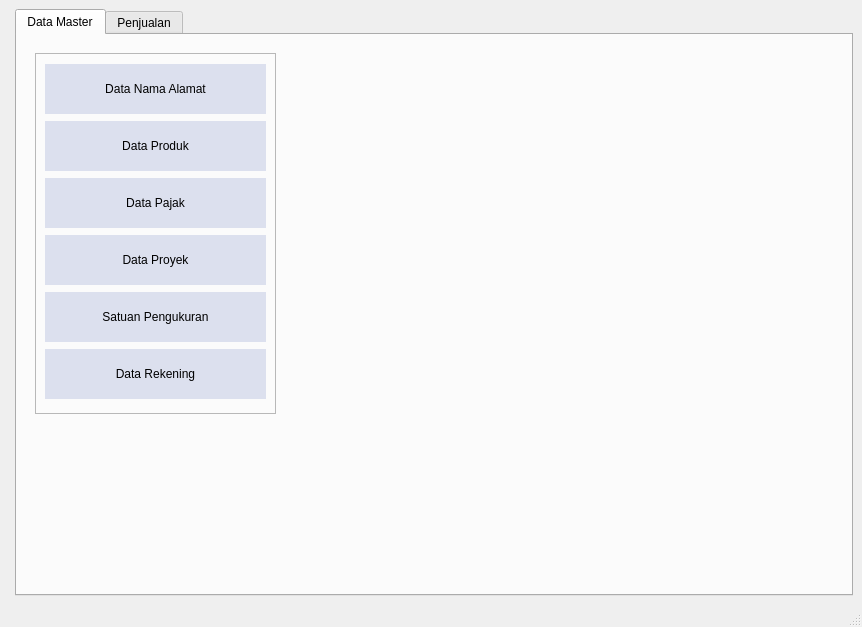
Above: GUI.ui from fnugrahendi/petuk.corp before the change. Below: the same form after it.
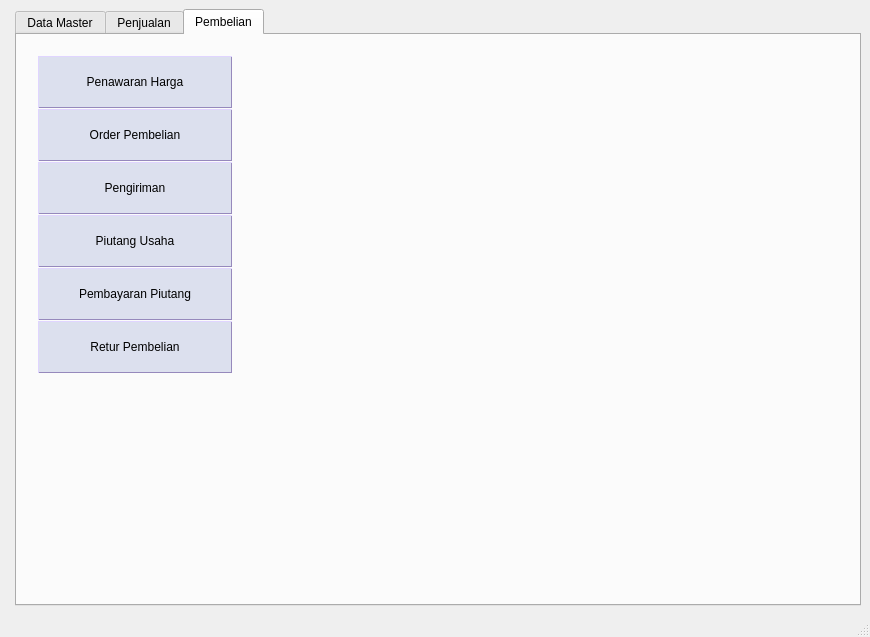
That is the form after the change. Icons and pictures are not drawn.

Commit message: tambah tab pembelian & design sebagian layout. beri spacer & grid layout di data master.

Diff of the .ui file:
```diff
--- a/GUI.ui
+++ b/GUI.ui
@@ -6,8 +6,8 @@
    <rect>
     <x>0</x>
     <y>0</y>
-    <width>786</width>
-    <height>627</height>
+    <width>870</width>
+    <height>637</height>
    </rect>
   </property>
   <property name="sizePolicy">
@@ -41,7 +41,7 @@
          <string notr="true"/>
         </property>
         <property name="currentIndex">
-         <number>0</number>
+         <number>2</number>
         </property>
         <widget class="QWidget" name="tab_DataMaster">
          <attribute name="title">
@@ -50,21 +50,33 @@
          <layout class="QVBoxLayout" name="verticalLayout_3">
           <item>
            <widget class="QStackedWidget" name="st_DataMaster">
+            <property name="styleSheet">
+             <string notr="true">QFrame{
+	border-style:none;
+	border-width:0px;
+	}</string>
+            </property>
             <property name="currentIndex">
              <number>0</number>
             </property>
             <widget class="QWidget" name="st_DataMaster_Menu">
+             <layout class="QGridLayout" name="gridLayout_3">
+              <item row="0" column="0">
              <widget class="QFrame" name="fr_DataMaster_Menu">
-              <property name="geometry">
-               <rect>
-                <x>9</x>
-                <y>9</y>
-                <width>241</width>
-                <height>361</height>
-               </rect>
+                <property name="minimumSize">
+                 <size>
+                  <width>200</width>
+                  <height>0</height>
+                 </size>
+                </property>
+                <property name="maximumSize">
+                 <size>
+                  <width>200</width>
+                  <height>16777215</height>
+                 </size>
               </property>
               <property name="styleSheet">
-               <string notr="true">QPushButton{height:50px;border-radius:0px;background:rgb(220, 224, 238);}</string>
+                 <string notr="true">QPushButton{height:50px;border-width:1px;border-color:rgb(150, 137, 188);border-style:outset;border-radius:0px;background:rgb(220, 224, 238);}</string>
               </property>
               <property name="frameShape">
                <enum>QFrame::StyledPanel</enum>
@@ -73,6 +85,12 @@
                <enum>QFrame::Raised</enum>
               </property>
               <layout class="QVBoxLayout" name="ivl_DataMaster_Menu">
+                 <property name="spacing">
+                  <number>2</number>
+                 </property>
+                 <property name="margin">
+                  <number>3</number>
+                 </property>
                <item>
                 <widget class="QPushButton" name="tb_DataMaster_DataNamaAlamat">
                  <property name="styleSheet">
@@ -120,6 +138,34 @@
                </item>
               </layout>
              </widget>
+              </item>
+              <item row="0" column="1">
+               <spacer name="horizontalSpacer_9">
+                <property name="orientation">
+                 <enum>Qt::Horizontal</enum>
+                </property>
+                <property name="sizeHint" stdset="0">
+                 <size>
+                  <width>585</width>
+                  <height>20</height>
+                 </size>
+                </property>
+               </spacer>
+              </item>
+              <item row="1" column="0">
+               <spacer name="verticalSpacer_2">
+                <property name="orientation">
+                 <enum>Qt::Vertical</enum>
+                </property>
+                <property name="sizeHint" stdset="0">
+                 <size>
+                  <width>20</width>
+                  <height>176</height>
+                 </size>
+                </property>
+               </spacer>
+              </item>
+             </layout>
             </widget>
             <widget class="QWidget" name="st_DataMaster_DataCommon">
              <layout class="QVBoxLayout" name="ivl_DataMaster_DataCommon">
@@ -5342,6 +5388,132 @@
           </item>
          </layout>
         </widget>
+        <widget class="QWidget" name="tab_Pembelian">
+         <attribute name="title">
+          <string>Pembelian</string>
+         </attribute>
+         <layout class="QVBoxLayout" name="ivl_tab_Pembelian">
+          <item>
+           <widget class="QStackedWidget" name="st_Pembelian">
+            <property name="styleSheet">
+             <string notr="true">QFrame{
+	border-style:none;
+	border-width:0px;
+	}</string>
+            </property>
+            <property name="currentIndex">
+             <number>0</number>
+            </property>
+            <widget class="QWidget" name="st_Pembelian_Menu">
+             <layout class="QGridLayout" name="gridLayout_2">
+              <item row="0" column="0">
+               <widget class="QFrame" name="fr_Pembelian_Menu_Fmenu">
+                <property name="minimumSize">
+                 <size>
+                  <width>200</width>
+                  <height>0</height>
+                 </size>
+                </property>
+                <property name="maximumSize">
+                 <size>
+                  <width>200</width>
+                  <height>16777215</height>
+                 </size>
+                </property>
+                <property name="styleSheet">
+                 <string notr="true">QPushButton{height:50px;border-width:1px;border-color:rgb(150, 137, 188);border-style:outset;border-radius:0px;background:rgb(220, 224, 238);}</string>
+                </property>
+                <property name="frameShape">
+                 <enum>QFrame::StyledPanel</enum>
+                </property>
+                <property name="frameShadow">
+                 <enum>QFrame::Raised</enum>
+                </property>
+                <layout class="QVBoxLayout" name="verticalLayout_7">
+                 <property name="spacing">
+                  <number>1</number>
+                 </property>
+                 <property name="margin">
+                  <number>3</number>
+                 </property>
+                 <item>
+                  <widget class="QPushButton" name="tb_Pembelian_PenawaranHarga">
+                   <property name="text">
+                    <string>Penawaran Harga</string>
+                   </property>
+                  </widget>
+                 </item>
+                 <item>
+                  <widget class="QPushButton" name="tb_Pembelian_OrderPembelian">
+                   <property name="text">
+                    <string>Order Pembelian</string>
+                   </property>
+                  </widget>
+                 </item>
+                 <item>
+                  <widget class="QPushButton" name="tb_Pembelian_Pengiriman">
+                   <property name="text">
+                    <string>Pengiriman</string>
+                   </property>
+                  </widget>
+                 </item>
+                 <item>
+                  <widget class="QPushButton" name="tb_Pembelian_PiutangUsaha">
+                   <property name="text">
+                    <string>Piutang Usaha</string>
+                   </property>
+                  </widget>
+                 </item>
+                 <item>
+                  <widget class="QPushButton" name="tb_Pembelian_PembayaranPiutang">
+                   <property name="text">
+                    <string>Pembayaran Piutang</string>
+                   </property>
+                  </widget>
+                 </item>
+                 <item>
+                  <widget class="QPushButton" name="tb_Pembelian_ReturPembelian">
+                   <property name="text">
+                    <string>Retur Pembelian</string>
+                   </property>
+                  </widget>
+                 </item>
+                </layout>
+               </widget>
+              </item>
+              <item row="0" column="1">
+               <spacer name="horizontalSpacer_8">
+                <property name="orientation">
+                 <enum>Qt::Horizontal</enum>
+                </property>
+                <property name="sizeHint" stdset="0">
+                 <size>
+                  <width>585</width>
+                  <height>20</height>
+                 </size>
+                </property>
+               </spacer>
+              </item>
+              <item row="1" column="0">
+               <spacer name="verticalSpacer">
+                <property name="orientation">
+                 <enum>Qt::Vertical</enum>
+                </property>
+                <property name="sizeHint" stdset="0">
+                 <size>
+                  <width>20</width>
+                  <height>181</height>
+                 </size>
+                </property>
+               </spacer>
+              </item>
+             </layout>
+            </widget>
+            <widget class="QWidget" name="st_Pembelian_akssjkj"/>
+           </widget>
+          </item>
+         </layout>
+        </widget>
        </widget>
       </item>
      </layout>
```
Left out of the diff: 58 changed lines with no effect on the pictures. Lines whose indentation alone changed are shown as unchanged. The commit also changes 6 other files.
